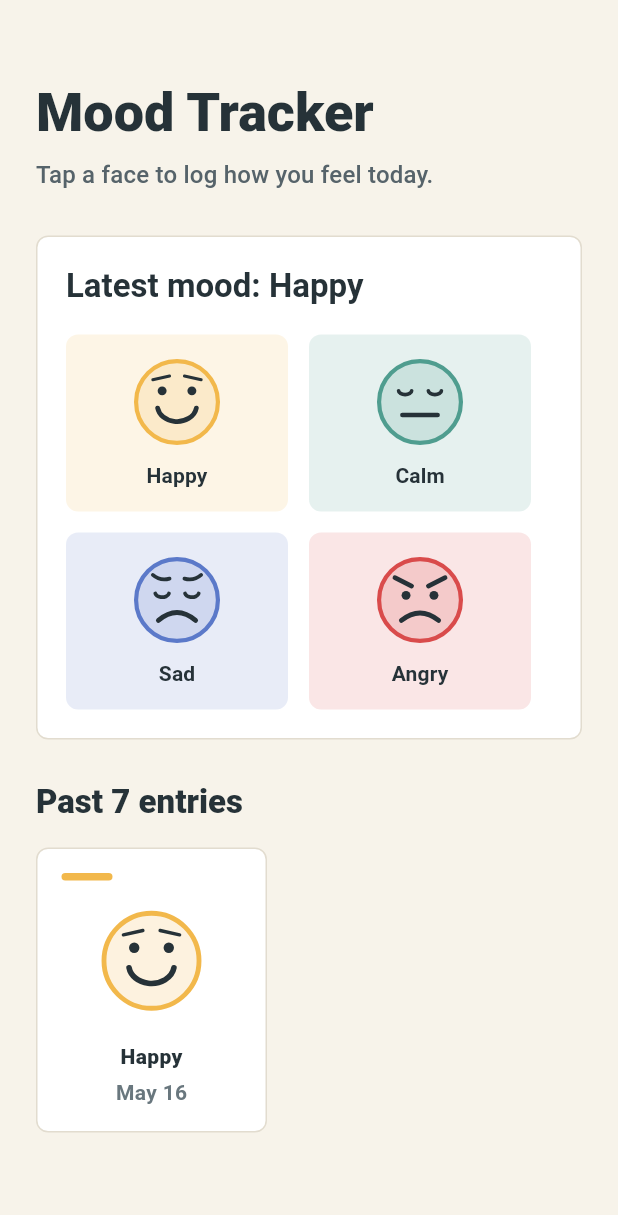
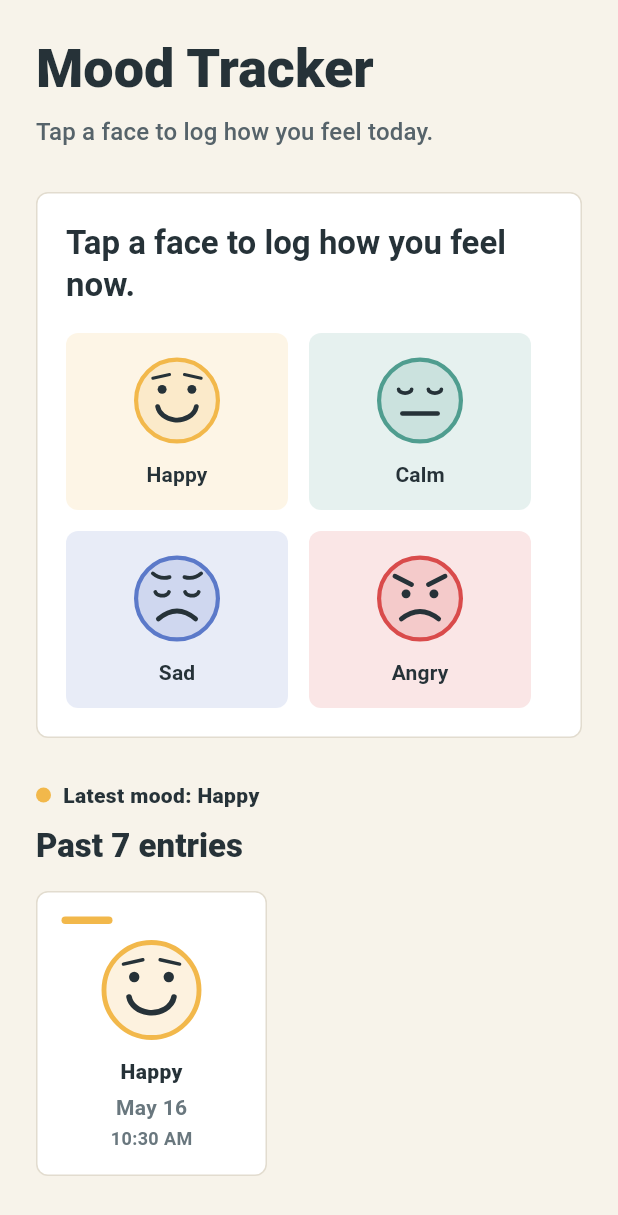
Before and after one commit to blobped/flutter-mood-tracker, a Flutter app: the screen it shows after launch, after a tap on "Happy", on a phone screen of 412 x 824 dp. Shown: the top 1215 px of the screen. Run offline on Flutter 3.47's test engine with Material 3 defaults, Android fonts, the light colour scheme and no system bars; our stand-ins replace shared_preferences.

Commit message:
Reposition latest mood and show entry time

```diff
--- a/lib/main.dart
+++ b/lib/main.dart
@@ -89,12 +89,12 @@ class _MoodHomePageState extends State<MoodHomePage> {
                       children: [
                         const _Header(),
                         const SizedBox(height: 28),
-                        _MoodPicker(
-                          onMoodSelected: _controller.logMood,
+                        _MoodPicker(onMoodSelected: _controller.logMood),
+                        const SizedBox(height: 28),
+                        _MoodTimeline(
+                          entries: _controller.entries,
                           latestEntry: _controller.latestEntry,
                         ),
-                        const SizedBox(height: 28),
-                        _MoodTimeline(entries: _controller.entries),
                       ],
                     ),
                   ),
@@ -138,18 +138,12 @@ class _Header extends StatelessWidget {
 }
 
 class _MoodPicker extends StatelessWidget {
-  const _MoodPicker({
-    required this.onMoodSelected,
-    required this.latestEntry,
-  });
+  const _MoodPicker({required this.onMoodSelected});
 
   final ValueChanged<MoodType> onMoodSelected;
-  final MoodEntry? latestEntry;
 
   @override
   Widget build(BuildContext context) {
-    final latest = latestEntry;
-
     return DecoratedBox(
       decoration: BoxDecoration(
         color: Colors.white,
@@ -162,9 +156,7 @@ class _MoodPicker extends StatelessWidget {
           crossAxisAlignment: CrossAxisAlignment.start,
           children: [
             Text(
-              latest == null
-                  ? 'How are you feeling?'
-                  : 'Latest mood: ${latest.mood.label}',
+              'Tap a face to log how you feel now.',
               style: Theme.of(context).textTheme.titleLarge?.copyWith(
                 fontWeight: FontWeight.w700,
                 color: const Color(0xFF263238),
@@ -189,10 +181,7 @@ class _MoodPicker extends StatelessWidget {
 }
 
 class _MoodButton extends StatelessWidget {
-  const _MoodButton({
-    required this.mood,
-    required this.onPressed,
-  });
+  const _MoodButton({required this.mood, required this.onPressed});
 
   final MoodType mood;
   final VoidCallback onPressed;
@@ -226,22 +215,22 @@ class _MoodButton extends StatelessWidget {
 }
 
 class _MoodTimeline extends StatelessWidget {
-  const _MoodTimeline({required this.entries});
+  const _MoodTimeline({required this.entries, required this.latestEntry});
 
   final List<MoodEntry> entries;
+  final MoodEntry? latestEntry;
 
   @override
   Widget build(BuildContext context) {
     if (entries.isEmpty) {
-      return const SizedBox(
-        height: 190,
-        child: _EmptyTimeline(),
-      );
+      return const SizedBox(height: 190, child: _EmptyTimeline());
     }
 
     return Column(
       crossAxisAlignment: CrossAxisAlignment.start,
       children: [
+        _LatestMoodStatus(entry: latestEntry),
+        const SizedBox(height: 10),
         Text(
           'Past 7 entries',
           style: Theme.of(context).textTheme.titleLarge?.copyWith(
@@ -251,6 +240,46 @@ class _MoodTimeline extends StatelessWidget {
         ),
         const SizedBox(height: 16),
         _TimelineScroller(entries: entries),
+      ],
+    );
+  }
+}
+
+class _LatestMoodStatus extends StatelessWidget {
+  const _LatestMoodStatus({required this.entry});
+
+  final MoodEntry? entry;
+
+  @override
+  Widget build(BuildContext context) {
+    final latest = entry;
+
+    if (latest == null) {
+      return const Text(
+        'No moods logged yet.',
+        style: TextStyle(color: Color(0xFF69777E), fontWeight: FontWeight.w700),
+      );
+    }
+
+    return Row(
+      mainAxisSize: MainAxisSize.min,
+      children: [
+        Container(
+          width: 10,
+          height: 10,
+          decoration: BoxDecoration(
+            color: latest.mood.accent,
+            shape: BoxShape.circle,
+          ),
+        ),
+        const SizedBox(width: 8),
+        Text(
+          'Latest mood: ${latest.mood.label}',
+          style: const TextStyle(
+            color: Color(0xFF263238),
+            fontWeight: FontWeight.w800,
+          ),
+        ),
       ],
     );
   }
@@ -380,6 +409,15 @@ class _TimelineEntryCardState extends State<_TimelineEntryCard> {
                       fontWeight: FontWeight.w600,
                     ),
                   ),
+                  const SizedBox(height: 2),
+                  Text(
+                    _formatTime(entry.loggedAt),
+                    style: const TextStyle(
+                      color: Color(0xFF69777E),
+                      fontSize: 12,
+                      fontWeight: FontWeight.w600,
+                    ),
+                  ),
                 ],
               ),
             ],
@@ -406,6 +444,18 @@ class _TimelineEntryCardState extends State<_TimelineEntryCard> {
     ];
 
     return '${months[value.month - 1]} ${value.day}';
+  }
+
+  String _formatTime(DateTime value) {
+    final hour = value.hour == 0
+        ? 12
+        : value.hour > 12
+        ? value.hour - 12
+        : value.hour;
+    final minute = value.minute.toString().padLeft(2, '0');
+    final period = value.hour >= 12 ? 'PM' : 'AM';
+
+    return '$hour:$minute $period';
   }
 }
 
```
Lines whose indentation alone changed are shown as unchanged.
